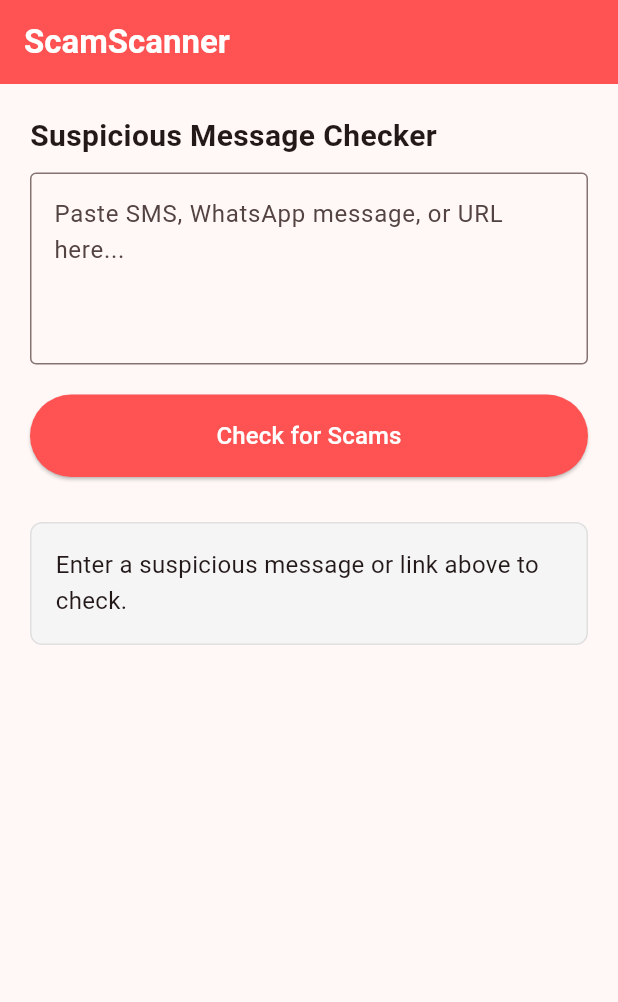
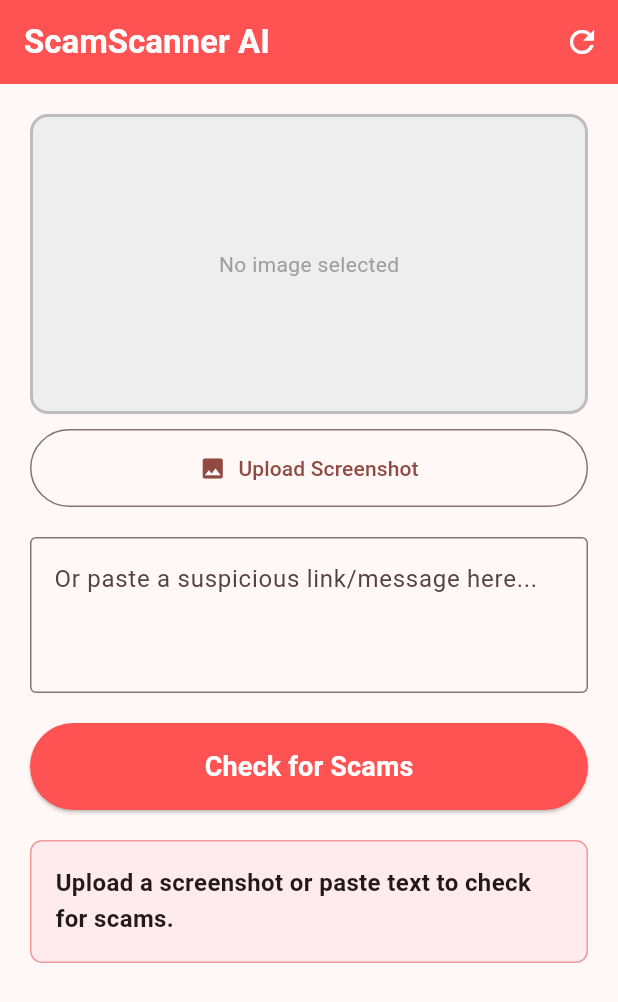
Before and after one commit to Priscilla0117/ScamScanner, a Flutter app: the screen it shows after launch, after a tap on "Check for Scams", on a phone screen of 412 x 824 dp. Shown: the top 1002 px of the screen. Run offline on Flutter 3.47's test engine with Material 3 defaults, Android fonts, the light colour scheme and no system bars; our stand-ins replace google_generative_ai, image_picker.

Commit message:
Added the image scanner

```diff
--- a/scam_scanner/lib/main.dart
+++ b/scam_scanner/lib/main.dart
@@ -1,5 +1,7 @@
+import 'dart:typed_data';
 import 'package:flutter/material.dart';
 import 'package:google_generative_ai/google_generative_ai.dart';
+import 'package:image_picker/image_picker.dart';
 
 void main() {
   runApp(const ScamScannerApp());
@@ -16,34 +18,49 @@
         colorScheme: ColorScheme.fromSeed(seedColor: Colors.red),
         useMaterial3: true,
       ),
-      home: const TextScannerScreen(),
+      home: const MultimodalScannerScreen(),
     );
   }
 }
 
-class TextScannerScreen extends StatefulWidget {
-  const TextScannerScreen({super.key});
+class MultimodalScannerScreen extends StatefulWidget {
+  const MultimodalScannerScreen({super.key});
 
   @override
-  State<TextScannerScreen> createState() => _TextScannerScreenState();
+  State<MultimodalScannerScreen> createState() => _MultimodalScannerScreenState();
 }
 
-class _TextScannerScreenState extends State<TextScannerScreen> {
+class _MultimodalScannerScreenState extends State<MultimodalScannerScreen> {
   final TextEditingController _textController = TextEditingController();
-  String _resultText = "Enter a suspicious message or link above to check.";
+  String _resultText = "Upload a screenshot or paste text to check for scams.";
   bool _isLoading = false;
 
-  // IMPORTANT: Paste your actual Gemini API Key here
+  // Image handling variables
+  Uint8List? _imageBytes;
+  final ImagePicker _picker = ImagePicker();
+
+  // IMPORTANT: Paste your actual Gemini API Key here again!
   final String apiKey = 'AIzaSyDja0XZyafbgpIQky2zInU_2OJFp9bmO0E';
 
-  Future<void> analyzeText() async {
-    final suspiciousText = _textController.text;
-    if (suspiciousText.isEmpty) return;
+  // Function to open gallery and pick an image
+  Future<void> pickImage() async {
+    final XFile? pickedFile = await _picker.pickImage(source: ImageSource.gallery);
+    if (pickedFile != null) {
+      final bytes = await pickedFile.readAsBytes();
+      setState(() {
+        _imageBytes = bytes;
+        _resultText = "Image selected! Click 'Check for Scams' to analyze.";
+      });
+    }
+  }
+
+  // Function to send data to Gemini
+  Future<void> analyzeData() async {
+    if (_textController.text.isEmpty && _imageBytes == null) return;
 
     setState(() {
       _isLoading = true;
-
-      _resultText = "Analyzing with Gemini...";
+      _resultText = "AI is looking at your data...";
     });
 
     try {
@@ -53,58 +70,112 @@
       );
 
       final prompt = '''
-      You are an expert Malaysian cybersecurity AI. Analyze this text/URL:
-      "$suspiciousText"
-      Determine the probability (0-100%) that this is a scam (e.g., phishing, fake APK, Macao scam).
+      You are an expert Malaysian cybersecurity AI.
+      Look at this image and/or text. Does it contain signs of a scam?
+      Look for fake links, fake authorities (LHDN/PDRM), or high-pressure tactics.
       Reply EXACTLY in this format:
-      [Probability]% Scam Risk. [1 sentence explanation].
+      [Probability]% Scam Risk. [1-2 sentence explanation].
       ''';
 
-      final content = [Content.text(prompt)];
-      final response = await model.generateContent(content);
+      late GenerateContentResponse response;
+
+      if (_imageBytes != null) {
+        // MULTIMODAL MODE: Send both Image and Text
+        final imagePart = DataPart('image/jpeg', _imageBytes!);
+        final textPart = TextPart("\nAdditional context: ${_textController.text}\n$prompt");
+
+        response = await model.generateContent([
+          Content.multi([textPart, imagePart])
+        ]);
+      } else {
+        // TEXT ONLY MODE
+        final content = [Content.text("Message: ${_textController.text}\n$prompt")];
+        response = await model.generateContent(content);
+      }
 
       setState(() {
-        _resultText = response.text ?? "Could not analyze the text.";
+        _resultText = response.text ?? "Could not analyze.";
         _isLoading = false;
       });
     } catch (e) {
       print("GEMINI ERROR: $e");
       setState(() {
-        _resultText = "Error connecting to AI. Check your internet or API key.";
+        _resultText = "Error connecting to AI. Check your terminal.";
         _isLoading = false;
       });
     }
+  }
+
+  // Function to clear everything
+  void resetScanner() {
+    setState(() {
+      _textController.clear();
+      _imageBytes = null;
+      _resultText = "Upload a screenshot or paste text to check for scams.";
+    });
   }
 
   @override
   Widget build(BuildContext context) {
     return Scaffold(
       appBar: AppBar(
-        title: const Text('ScamScanner', style: TextStyle(fontWeight: FontWeight.bold)),
+        title: const Text('ScamScanner AI', style: TextStyle(fontWeight: FontWeight.bold)),
         backgroundColor: Colors.redAccent,
         foregroundColor: Colors.white,
+        actions: [
+          IconButton(
+            icon: const Icon(Icons.refresh),
+            onPressed: resetScanner,
+          )
+        ],
       ),
-      body: Padding(
+      body: SingleChildScrollView(
         padding: const EdgeInsets.all(20.0),
         child: Column(
           crossAxisAlignment: CrossAxisAlignment.stretch,
           children: [
-            const Text(
-              'Suspicious Message Checker',
-              style: TextStyle(fontSize: 20, fontWeight: FontWeight.bold),
+            // Image Preview Box
+            Container(
+              height: 200,
+              decoration: BoxDecoration(
+                color: Colors.grey.shade200,
+                borderRadius: BorderRadius.circular(12),
+                border: Border.all(color: Colors.grey.shade400, width: 2, style: BorderStyle.solid),
+              ),
+              child: _imageBytes != null
+                  ? ClipRRect(
+                      borderRadius: BorderRadius.circular(10),
+                      child: Image.memory(_imageBytes!, fit: BoxFit.cover),
+                    )
+                  : const Center(
+                      child: Text("No image selected", style: TextStyle(color: Colors.grey)),
+                    ),
             ),
             const SizedBox(height: 10),
+
+            // Upload Image Button
+            OutlinedButton.icon(
+              onPressed: pickImage,
+              icon: const Icon(Icons.image),
+              label: const Text('Upload Screenshot'),
+              style: OutlinedButton.styleFrom(padding: const EdgeInsets.all(16)),
+            ),
+            const SizedBox(height: 20),
+
+            // Text Input Box
             TextField(
               controller: _textController,
-              maxLines: 4,
+              maxLines: 3,
               decoration: const InputDecoration(
                 border: OutlineInputBorder(),
-                hintText: 'Paste SMS, WhatsApp message, or URL here...',
+                hintText: 'Or paste a suspicious link/message here...',
               ),
             ),
             const SizedBox(height: 20),
+
+            // Check Button
             ElevatedButton(
-              onPressed: _isLoading ? null : analyzeText,
+              onPressed: _isLoading ? null : analyzeData,
               style: ElevatedButton.styleFrom(
                 backgroundColor: Colors.redAccent,
                 foregroundColor: Colors.white,
@@ -112,19 +183,21 @@
               ),
               child: _isLoading
                   ? const CircularProgressIndicator(color: Colors.white)
-                  : const Text('Check for Scams', style: TextStyle(fontSize: 16)),
+                  : const Text('Check for Scams', style: TextStyle(fontSize: 18, fontWeight: FontWeight.bold)),
             ),
-            const SizedBox(height: 30),
+            const SizedBox(height: 20),
+
+            // Results Box
             Container(
               padding: const EdgeInsets.all(16),
               decoration: BoxDecoration(
-                color: Colors.grey.shade100,
+                color: Colors.red.shade50,
                 borderRadius: BorderRadius.circular(8),
-                border: Border.all(color: Colors.grey.shade300),
+                border: Border.all(color: Colors.red.shade200),
               ),
               child: Text(
                 _resultText,
-                style: const TextStyle(fontSize: 16, height: 1.5),
+                style: const TextStyle(fontSize: 16, height: 1.5, fontWeight: FontWeight.bold),
               ),
             ),
           ],
```
